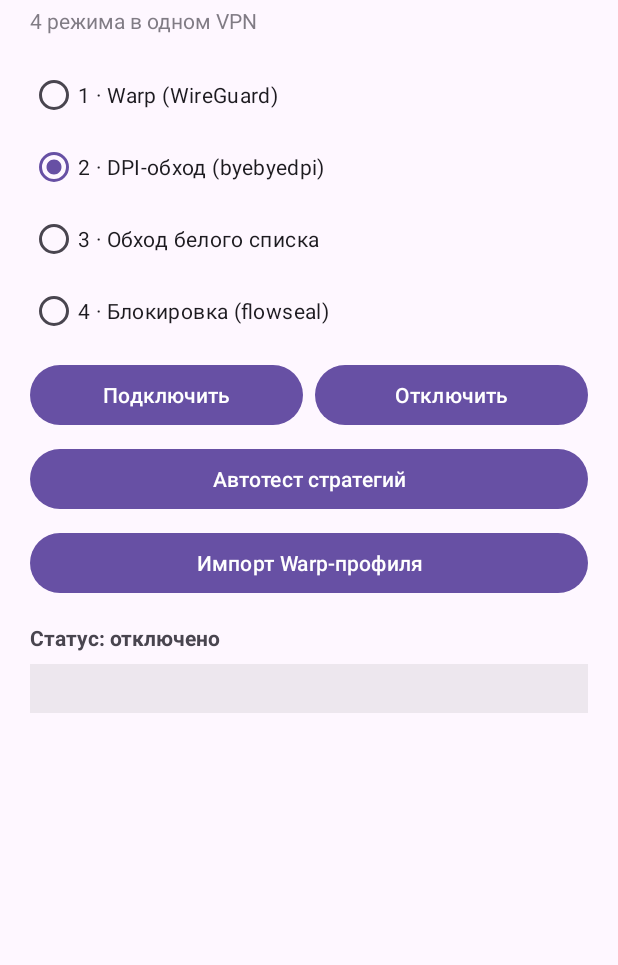
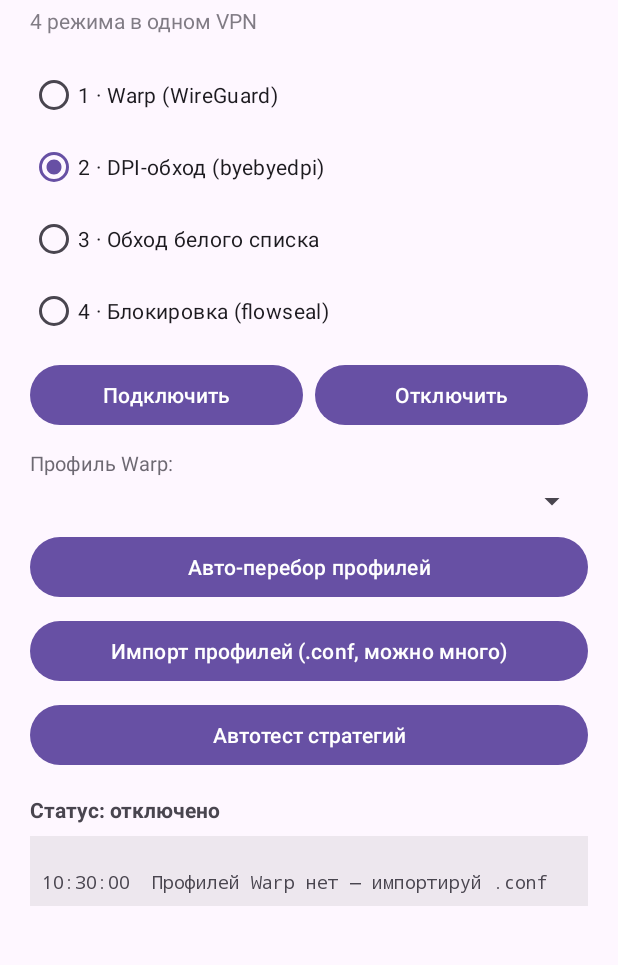
Before and after one commit to kaptolli/Moy-vpn, an Android app: the screen it shows after launch (MainActivity), on a phone screen of 412 x 824 dp, the part 91-1056 px from its top. Run offline under Robolectric (Android 15) with nearby library versions, the phone set to English and light mode, and no system bars.

Commit message:
Add WarpX project

```diff
--- a/app/src/main/res/layout/activity_main.xml
+++ b/app/src/main/res/layout/activity_main.xml
@@ -35,25 +35,25 @@
                 android:id="@+id/rbWarp"
                 android:layout_width="match_parent"
                 android:layout_height="wrap_content"
-                android:text="@string/mode_warp" />
+                android:text="1 · Warp (WireGuard)" />
 
             <RadioButton
                 android:id="@+id/rbDpi"
                 android:layout_width="match_parent"
                 android:layout_height="wrap_content"
-                android:text="@string/mode_dpi" />
+                android:text="2 · DPI-обход (byebyedpi)" />
 
             <RadioButton
                 android:id="@+id/rbWhitelist"
                 android:layout_width="match_parent"
                 android:layout_height="wrap_content"
-                android:text="@string/mode_whitelist" />
+                android:text="3 · Обход белого списка" />
 
             <RadioButton
                 android:id="@+id/rbBlock"
                 android:layout_width="match_parent"
                 android:layout_height="wrap_content"
-                android:text="@string/mode_block" />
+                android:text="4 · Блокировка (flowseal)" />
         </RadioGroup>
 
         <LinearLayout
@@ -67,7 +67,7 @@
                 android:layout_width="0dp"
                 android:layout_height="wrap_content"
                 android:layout_weight="1"
-                android:text="@string/btn_connect" />
+                android:text="Подключить" />
 
             <Button
                 android:id="@+id/btnDisconnect"
@@ -75,22 +75,43 @@
                 android:layout_height="wrap_content"
                 android:layout_weight="1"
                 android:layout_marginStart="8dp"
-                android:text="@string/btn_disconnect" />
+                android:text="Отключить" />
         </LinearLayout>
+
+        <TextView
+            android:layout_width="wrap_content"
+            android:layout_height="wrap_content"
+            android:layout_marginTop="12dp"
+            android:text="Профиль Warp:"
+            android:textSize="13sp"
+            android:alpha="0.8" />
+
+        <Spinner
+            android:id="@+id/spProfile"
+            android:layout_width="match_parent"
+            android:layout_height="wrap_content"
+            android:layout_marginTop="4dp" />
+
+        <Button
+            android:id="@+id/btnRotate"
+            android:layout_width="match_parent"
+            android:layout_height="wrap_content"
+            android:layout_marginTop="8dp"
+            android:text="Авто-перебор профилей" />
+
+        <Button
+            android:id="@+id/btnImport"
+            android:layout_width="match_parent"
+            android:layout_height="wrap_content"
+            android:layout_marginTop="8dp"
+            android:text="Импорт профилей (.conf, можно много)" />
 
         <Button
             android:id="@+id/btnAutotest"
             android:layout_width="match_parent"
             android:layout_height="wrap_content"
             android:layout_marginTop="8dp"
-            android:text="@string/btn_autotest" />
-
-        <Button
-            android:id="@+id/btnImport"
-            android:layout_width="match_parent"
-            android:layout_height="wrap_content"
-            android:layout_marginTop="8dp"
-            android:text="@string/btn_import" />
+            android:text="Автотест стратегий" />
 
         <TextView
             android:id="@+id/tvStatus"
```
Also changed, not shown: app/src/main/java/com/warpx/vpn/MainActivity.kt (+121 -23 lines), app/src/main/java/com/warpx/vpn/data/Store.kt (+18 -3 lines).
